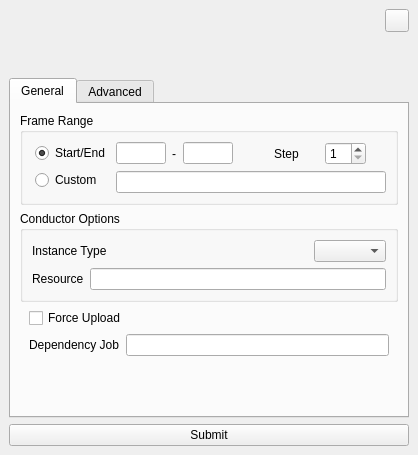
The window that conductor/resources/submitter.ui (AtomicConductor/conductor_client) describes before a commit, drawn with Qt 5.
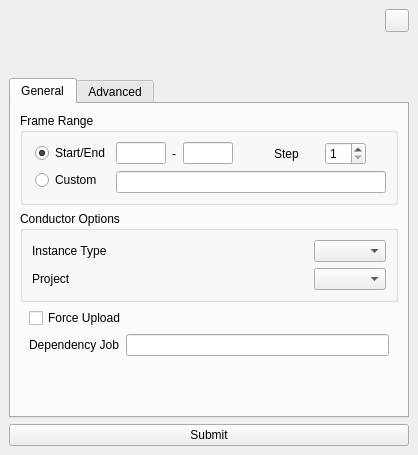
The same window after the commit. Icons and pictures are not drawn.

Commit message:
project argument
-swapped out "resource" for "project"
-ui now gets and populates projects combobox from config or app query
-generateConductorArgs now in ConductorSubmitter base class
-updated UiUserSettings class to return settings filepath
-added api_client.request_projects() to retrived projects for UI

Patch:
```diff
--- a/conductor/resources/submitter.ui
+++ b/conductor/resources/submitter.ui
@@ -472,18 +472,27 @@
               <string>[optional] Specify a resource string to associate the Conductor job with</string>
              </property>
              <layout class="QHBoxLayout" name="horizontalLayout_10">
+              <property name="spacing">
+               <number>20</number>
+              </property>
               <property name="margin">
                <number>0</number>
               </property>
               <item>
                <widget class="QLabel" name="label_6">
                 <property name="text">
-                 <string>Resource</string>
+                 <string>Project</string>
                 </property>
                </widget>
               </item>
               <item>
-               <widget class="QLineEdit" name="ui_resource_lnedt">
+               <widget class="QComboBox" name="ui_project_cmbx">
+                <property name="sizePolicy">
+                 <sizepolicy hsizetype="Maximum" vsizetype="Fixed">
+                  <horstretch>0</horstretch>
+                  <verstretch>0</verstretch>
+                 </sizepolicy>
+                </property>
                 <property name="isUserSetting" stdset="0">
                  <bool>true</bool>
                 </property>
```
Left out of the diff: 4 changed lines with no effect on the pictures. The commit also changes 11 other files.
